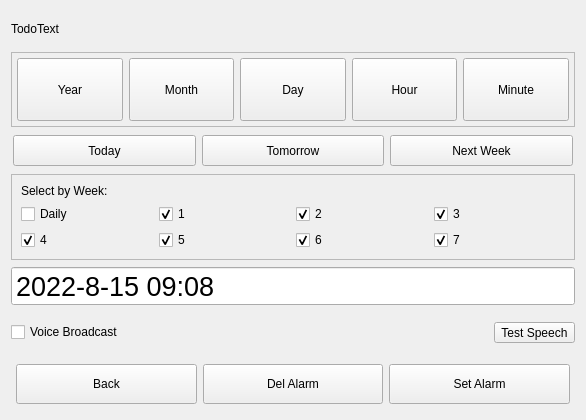
Old version of the form src/Todo/TodoAlarm.ui in the repository ic005k/Knot.
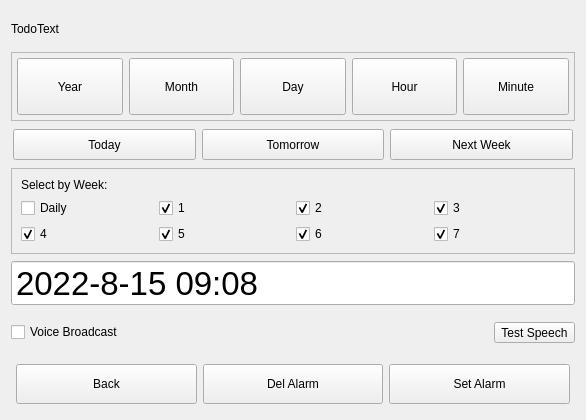
New version of the form.

The edit to the form file:
```diff
--- a/src/Todo/TodoAlarm.ui
+++ b/src/Todo/TodoAlarm.ui
@@ -373,7 +373,7 @@
      </property>
      <property name="font">
       <font>
-       <pointsize>20</pointsize>
+       <pointsize>25</pointsize>
       </font>
      </property>
      <property name="buttonSymbols">
```
